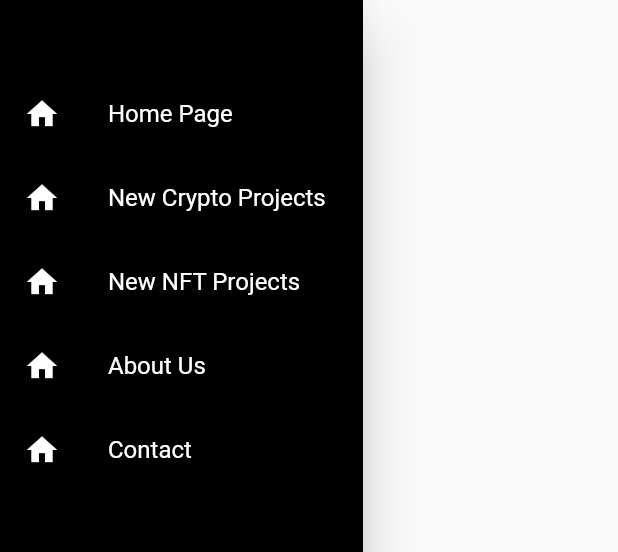
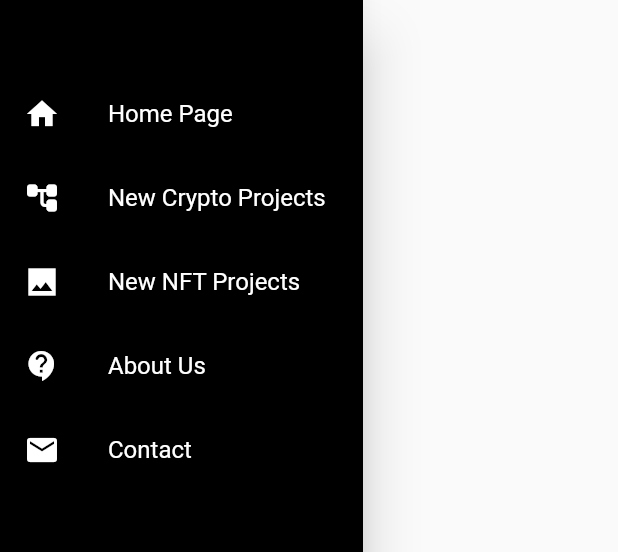
Before and after one commit to tg382018/Cryptrapp, a Flutter app: the DrawerMy widget shown alone on an empty page, opened directly, on a phone screen of 412 x 824 dp. Shown: the top 552 px of the screen. Run offline on Flutter 3.47's test engine with Material 2 defaults, Android fonts, the phone set to English and light mode, and no system bars; our stand-ins replace bloc, cloud_firestore, firebase_core, flutter_bloc, font_awesome_flutter, video_player; accounts and stored records are empty; network calls fail.

```diff
--- /dev/null
+++ b/lib/class/projects.dart
@@ -0,0 +1,44 @@
+class Projects
+{
+
+
+  Projects(this.proje_key,this.proje_no, this.proje_adi, this.proje_ag,this.proje_turu, this.proje_aciklama,
+      this.proje_fon, this.proje_twitter, this.proje_discord,
+      this.proje_telegram, this.proje_linkedin, this.proje_network,
+      this.proje_icon_url, this.proje_resim_url,this.proje_onecikarilan);
+
+  String proje_key;
+  int proje_no;
+  String proje_adi;
+  String proje_turu;
+  String proje_ag;
+  String proje_aciklama;
+  String proje_fon;
+  String proje_twitter;
+  String proje_discord;
+  String proje_telegram;
+  String proje_linkedin;
+  String proje_network;
+  String proje_icon_url;
+  String proje_resim_url;
+  bool proje_onecikarilan;
+  factory Projects.fromJson(Map<String,dynamic> json)
+  {
+    return Projects(json["id"],
+        json["proje_no"]as int,
+        json["proje_adi"]as String,
+        json["proje_turu"] as String,
+      json["proje_ag"] as String,
+      json["proje_aciklama"] as String,
+      json["proje_fon"] as String,
+      json["proje_twitter"] as String,
+      json["proje_discord"] as String,
+      json["proje_telegram"] as String,
+      json["proje_linkedin"] as String,
+      json["proje_network"] as String,
+      json["proje_icon_url"] as String,
+      json["proje_resim_url"] as String,
+      json["proje_onecikarilan"] as bool,
+    );
+  }
+}
--- a/lib/compontents/Drawer.dart
+++ b/lib/compontents/Drawer.dart
@@ -20,10 +20,10 @@ class _DrawerMyState extends State<DrawerMy> {
             children: [
               SizedBox(height: 48,),
               buildMenuItem(text: "Home Page",icon: Icons.home),
-              buildMenuItem(text: "New Crypto Projects",icon: Icons.home),
-              buildMenuItem(text: "New NFT Projects",icon: Icons.home),
-              buildMenuItem(text: "About Us",icon: Icons.home),
-              buildMenuItem(text: "Contact",icon: Icons.home),
+              buildMenuItem(text: "New Crypto Projects",icon: Icons.account_tree_rounded),
+              buildMenuItem(text: "New NFT Projects",icon: Icons.image_sharp),
+              buildMenuItem(text: "About Us",icon: Icons.contact_support_rounded),
+              buildMenuItem(text: "Contact",icon: Icons.mail),
 
 
             ],
--- /dev/null
+++ b/lib/cubit/projects_cubit.dart
@@ -0,0 +1,24 @@
+import 'package:bloc/bloc.dart';
+import 'package:cloud_firestore/cloud_firestore.dart';
+import 'package:cryptrapp/class/projects.dart';
+import 'package:cryptrapp/repo/projects_repo.dart';
+
+class ProjectsCubit extends Cubit<List<Projects>>
+{
+ProjectsCubit() : super(<Projects>[]);
+
+var repom=ProjectsRepo();
+
+
+
+Future<void> getProjeler() async
+{
+var liste=await repom.getProjects();
+emit(liste);
+}
+
+
+
+
+
+}
```
Also changed, not shown: lib/compontents/myCard.dart (+17 -6 lines), lib/main.dart (+54 -14 lines), lib/pages/item_detail_page.dart (+76 -41 lines), lib/repo/projects_repo.dart (added, +70 -0 lines), pubspec.yaml (+8 -0 lines), pubspec.lock, 5 other files.
